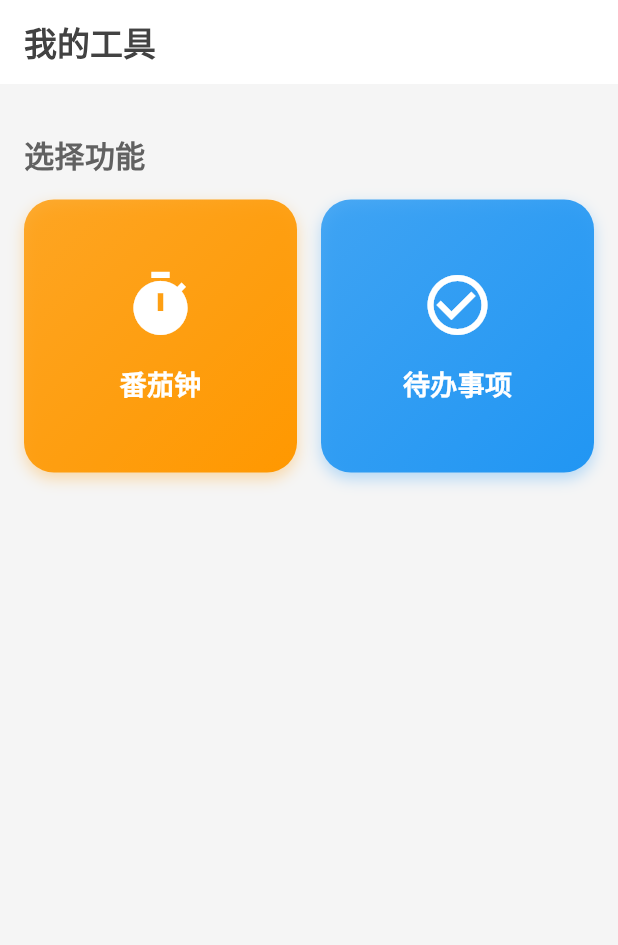
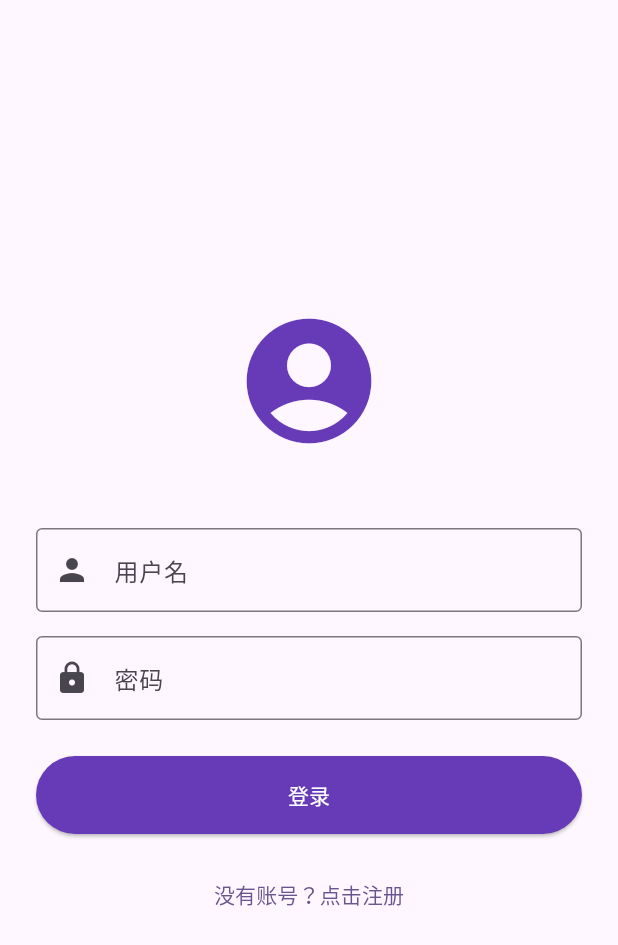
Before and after one commit to GosuQuan/flutter-roadmap, a Flutter app: the screen it shows after launch, on a phone screen of 412 x 824 dp. Shown: the top 945 px of the screen. Run offline on Flutter 3.47's test engine with Material 3 defaults, Android fonts, the phone set to English and light mode, and no system bars.

```diff
--- a/lib/main.dart
+++ b/lib/main.dart
@@ -1,5 +1,6 @@
 import 'package:flutter/material.dart';
 import 'screens/home_screen.dart';
+import 'screens/login_screen.dart';
 
 void main() {
   runApp(const MyApp());
@@ -16,7 +17,7 @@ class MyApp extends StatelessWidget {
         colorScheme: ColorScheme.fromSeed(seedColor: Colors.deepPurple),
         useMaterial3: true,
       ),
-      home: const HomeScreen(),
+      home: const LoginScreen(),
     );
   }
 }
--- a/lib/screens/home_screen.dart
+++ b/lib/screens/home_screen.dart
@@ -1,34 +1,33 @@
 import 'package:flutter/material.dart';
-import '../styles/todo_styles.dart';
 import 'todo_list_screen.dart';
 import 'pomodoro_screen.dart';
+import 'stream_output_screen.dart';
 
 class HomeScreen extends StatelessWidget {
   const HomeScreen({super.key});
 
   Widget _buildNavigationCard({
-    required BuildContext context,
     required String title,
     required IconData icon,
-    required Color color,
+    required Color startColor,
+    required Color endColor,
     required VoidCallback onTap,
   }) {
     return GestureDetector(
       onTap: onTap,
       child: Container(
+        margin: const EdgeInsets.all(8.0),
         decoration: BoxDecoration(
+          borderRadius: BorderRadius.circular(20),
           gradient: LinearGradient(
             begin: Alignment.topLeft,
             end: Alignment.bottomRight,
-            colors: [
-              color.withOpacity(0.8),
-              color,
-            ],
+            colors: [startColor, endColor],
           ),
-          borderRadius: BorderRadius.circular(20),
           boxShadow: [
             BoxShadow(
-              color: color.withOpacity(0.3),
+              color: endColor.withOpacity(0.3),
+              spreadRadius: 1,
               blurRadius: 8,
               offset: const Offset(0, 4),
             ),
@@ -39,16 +38,16 @@ class HomeScreen extends StatelessWidget {
           children: [
             Icon(
               icon,
-              size: 48,
+              size: 50,
               color: Colors.white,
             ),
             const SizedBox(height: 16),
             Text(
               title,
               style: const TextStyle(
+                fontSize: 20,
+                fontWeight: FontWeight.bold,
                 color: Colors.white,
-                fontSize: 18,
-                fontWeight: FontWeight.bold,
               ),
             ),
           ],
@@ -65,69 +64,49 @@ class HomeScreen extends StatelessWidget {
         elevation: 0,
         backgroundColor: Colors.white,
         title: Text(
-          '我的工具',
+          '我的应用',
           style: TextStyle(
             color: Colors.grey[800],
             fontWeight: FontWeight.bold,
           ),
         ),
       ),
-      body: Padding(
-        padding: const EdgeInsets.all(16.0),
-        child: Column(
-          crossAxisAlignment: CrossAxisAlignment.start,
+      body: GridView.count(
+        padding: const EdgeInsets.all(16),
+        crossAxisCount: 2,
         children: [
-            Padding(
-              padding: const EdgeInsets.symmetric(vertical: 16.0),
-              child: Text(
-                '选择功能',
-                style: TextStyle(
-                  color: Colors.grey[700],
-                  fontSize: 20,
-                  fontWeight: FontWeight.bold,
+          _buildNavigationCard(
+            title: '番茄钟',
+            icon: Icons.timer,
+            startColor: Colors.blue.shade300,
+            endColor: Colors.blue.shade600,
+            onTap: () => Navigator.push(
+              context,
+              MaterialPageRoute(builder: (context) => const PomodoroScreen()),
             ),
           ),
+          _buildNavigationCard(
+            title: '待办事项',
+            icon: Icons.check_circle_outline,
+            startColor: Colors.green.shade300,
+            endColor: Colors.green.shade600,
+            onTap: () => Navigator.push(
+              context,
+              MaterialPageRoute(builder: (context) => const TodoListScreen()),
             ),
-            Expanded(
-              child: GridView.count(
-                crossAxisCount: 2,
-                mainAxisSpacing: 16,
-                crossAxisSpacing: 16,
-                children: [
-                  _buildNavigationCard(
-                    context: context,
-                    title: '番茄钟',
-                    icon: Icons.timer,
-                    color: Colors.orange,
-                    onTap: () {
-                      Navigator.push(
-                        context,
-                        MaterialPageRoute(
-                          builder: (context) => const PomodoroScreen(),
-                        ),
-                      );
-                    },
           ),
           _buildNavigationCard(
-                    context: context,
-                    title: '待办事项',
-                    icon: Icons.check_circle_outline,
-                    color: Colors.blue,
-                    onTap: () {
-                      Navigator.push(
+            title: '流式输出',
+            icon: Icons.stream,
+            startColor: Colors.purple.shade300,
+            endColor: Colors.purple.shade600,
+            onTap: () => Navigator.push(
               context,
-                        MaterialPageRoute(
-                          builder: (context) => const TodoListScreen(),
-                        ),
-                      );
-                    },
-                  ),
-                ],
+              MaterialPageRoute(builder: (context) => const StreamOutputScreen()),
             ),
           ),
         ],
       ),
-      ),
     );
   }
 }
--- /dev/null
+++ b/lib/screens/login_screen.dart
@@ -0,0 +1,109 @@
+import 'package:flutter/material.dart';
+import 'home_screen.dart';
+import 'register_screen.dart';
+
+class LoginScreen extends StatefulWidget {
+  const LoginScreen({super.key});
+
+  @override
+  State<LoginScreen> createState() => _LoginScreenState();
+}
+
+class _LoginScreenState extends State<LoginScreen> {
+  final _formKey = GlobalKey<FormState>();
+  final _usernameController = TextEditingController();
+  final _passwordController = TextEditingController();
+
+  @override
+  void dispose() {
+    _usernameController.dispose();
+    _passwordController.dispose();
+    super.dispose();
+  }
+
+  void _login() {
+    if (_formKey.currentState!.validate()) {
+      // TODO: 实现实际的登录逻辑
+      Navigator.of(context).pushReplacement(
+        MaterialPageRoute(builder: (context) => const HomeScreen()),
+      );
+    }
+  }
+
+  void _goToRegister() {
+    Navigator.of(context).push(
+      MaterialPageRoute(builder: (context) => const RegisterScreen()),
+    );
+  }
+
+  @override
+  Widget build(BuildContext context) {
+    return Scaffold(
+      body: Center(
+        child: SingleChildScrollView(
+          padding: const EdgeInsets.all(24.0),
+          child: Form(
+            key: _formKey,
+            child: Column(
+              mainAxisAlignment: MainAxisAlignment.center,
+              crossAxisAlignment: CrossAxisAlignment.stretch,
+              children: [
+                const Icon(
+                  Icons.account_circle,
+                  size: 100,
+                  color: Colors.deepPurple,
+                ),
+                const SizedBox(height: 48),
+                TextFormField(
+                  controller: _usernameController,
+                  decoration: const InputDecoration(
+                    labelText: '用户名',
+                    prefixIcon: Icon(Icons.person),
+                    border: OutlineInputBorder(),
+                  ),
+                  validator: (value) {
+                    if (value == null || value.isEmpty) {
+                      return '请输入用户名';
+                    }
+                    return null;
+                  },
+                ),
+                const SizedBox(height: 16),
+                TextFormField(
+                  controller: _passwordController,
+                  decoration: const InputDecoration(
+                    labelText: '密码',
+                    prefixIcon: Icon(Icons.lock),
+                    border: OutlineInputBorder(),
+                  ),
+                  obscureText: true,
+                  validator: (value) {
+                    if (value == null || value.isEmpty) {
+                      return '请输入密码';
+                    }
+                    return null;
+                  },
+                ),
+                const SizedBox(height: 24),
+                ElevatedButton(
+                  onPressed: _login,
+                  style: ElevatedButton.styleFrom(
+                    padding: const EdgeInsets.symmetric(vertical: 16),
+                    backgroundColor: Colors.deepPurple,
+                    foregroundColor: Colors.white,
+                  ),
+                  child: const Text('登录'),
+                ),
+                const SizedBox(height: 16),
+                TextButton(
+                  onPressed: _goToRegister,
+                  child: const Text('没有账号？点击注册'),
+                ),
+              ],
+            ),
+          ),
+        ),
+      ),
+    );
+  }
+}
--- a/pubspec.yaml
+++ b/pubspec.yaml
@@ -2,7 +2,7 @@ name: my_flutter_app
 description: "A new Flutter project."
 # The following line prevents the package from being accidentally published to
 # pub.dev using `flutter pub publish`. This is preferred for private packages.
-publish_to: 'none' # Remove this line if you wish to publish to pub.dev
+publish_to: "none" # Remove this line if you wish to publish to pub.dev
 
 # The following defines the version and build number for your application.
 # A version number is three numbers separated by dots, like 1.2.43
@@ -19,7 +19,7 @@ publish_to: 'none' # Remove this line if you wish to publish to pub.dev
 version: 1.0.0+1
 
 environment:
-  sdk: ^3.6.0
+  sdk: ^3.5.4
 
 # Dependencies specify other packages that your package needs in order to work.
 # To automatically upgrade your package dependencies to the latest versions
@@ -30,6 +30,7 @@ environment:
 dependencies:
   flutter:
     sdk: flutter
+  http: ^0.13.5
 
   # The following adds the Cupertino Icons font to your application.
   # Use with the CupertinoIcons class for iOS style icons.
@@ -51,7 +52,6 @@ dev_dependencies:
 
 # The following section is specific to Flutter packages.
 flutter:
-
   # The following line ensures that the Material Icons font is
   # included with your application, so that you can use the icons in
   # the material Icons class.
```
Also changed, not shown: lib/screens/register_screen.dart (added, +127 -0 lines), lib/screens/stream_output_screen.dart (added, +251 -0 lines), pubspec.lock, 1 other file. Lines whose indentation alone changed are shown as unchanged.
